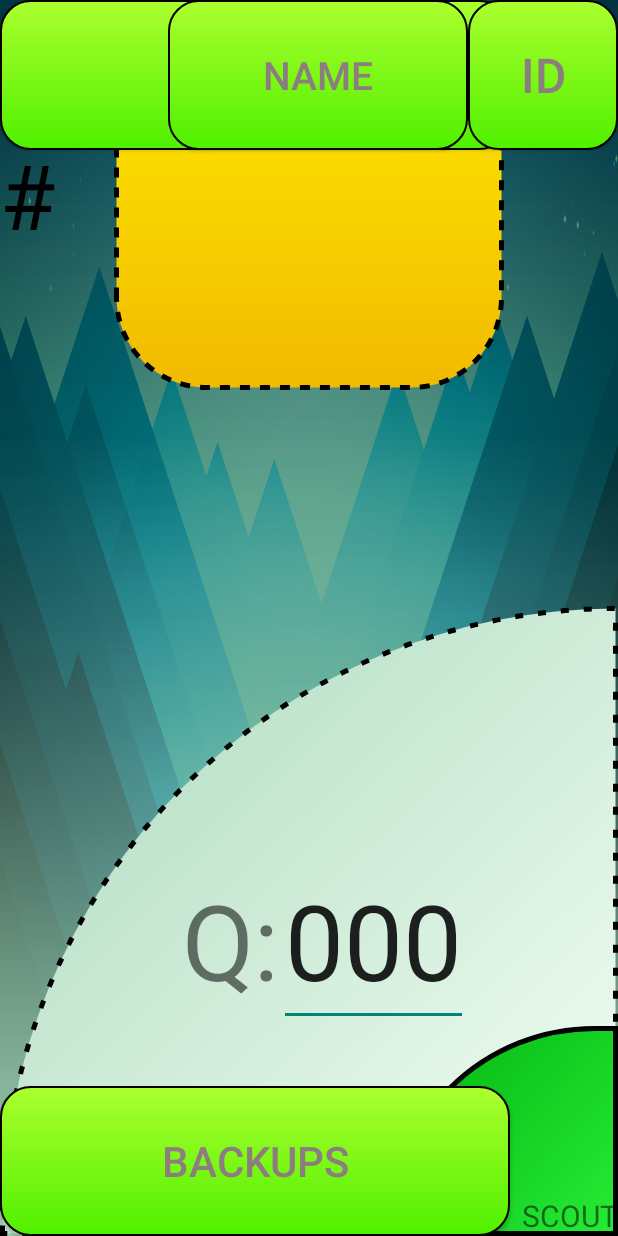
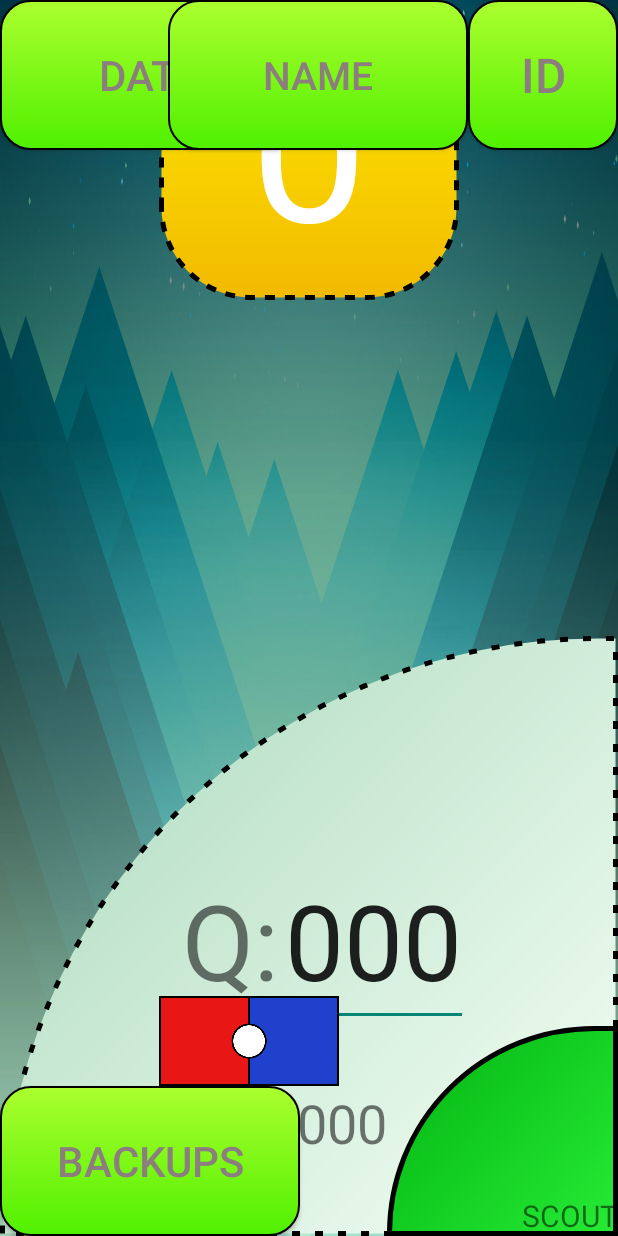
Before and after one commit to frc1678/scout-2019, an Android app: the layout activity_user.xml on its own in the app's theme, with its tools: preview values and no code run, on a phone screen of 412 x 824 dp. Run offline under Robolectric (Android 15) with nearby library versions, the phone set to English and light mode, and no system bars.

Commit message:
Orientation button to adjust map orientation pre-Match (#15)

```diff
--- a/app/src/main/java/citruscircuits/scout/A2A.java
+++ b/app/src/main/java/citruscircuits/scout/A2A.java
@@ -2,8 +2,6 @@ package citruscircuits.scout;
 
 import android.os.Bundle;
 import android.view.View;
-import android.view.animation.AnimationUtils;
-import android.widget.Button;
 
 import citruscircuits.scout._superActivities.DialogMaker;
 
@@ -12,7 +10,7 @@ public class A2A extends DialogMaker {
     @Override
     protected void onCreate(Bundle savedInstanceState) {
         super.onCreate(savedInstanceState);
-        setContentView(R.layout.activity_dataview);
+        setContentView(R.layout.activity_datacheck);
     }
 
     public void onClickEndScouting(View view) { open(A0A.class, null, false, false); }
--- a/app/src/main/res/layout/activity_dataview.xml
+++ b/app/src/main/res/layout/activity_datacheck.xml
@@ -98,7 +98,7 @@
                 android:layout_width="150dp"
                 android:layout_height="wrap_content"
                 android:id="@+id/left"
-                android:background="@drawable/ic_button_border"
+                android:background="@drawable/datacheck_starting_position_button_border"
                 android:text="LEFT"
                 android:textSize="30dp"
                 android:button="@null"
@@ -109,7 +109,7 @@
                 android:layout_width="150dp"
                 android:layout_height="wrap_content"
                 android:id="@+id/center"
-                android:background="@drawable/ic_button_border"
+                android:background="@drawable/datacheck_starting_position_button_border"
                 android:text="CENTER"
                 android:textSize="30dp"
                 android:button="@null"
@@ -120,7 +120,7 @@
                 android:layout_width="150dp"
                 android:layout_height="wrap_content"
                 android:id="@+id/right"
-                android:background="@drawable/ic_button_border"
+                android:background="@drawable/datacheck_starting_position_button_border"
                 android:text="RIGHT"
                 android:textSize="30dp"
                 android:button="@null"
--- a/app/src/main/res/layout/activity_user.xml
+++ b/app/src/main/res/layout/activity_user.xml
@@ -18,7 +18,7 @@
 
     <Button
         android:id="@+id/btn_accessData"
-        android:layout_width="340dp"
+        android:layout_width="200dp"
         android:layout_height="100dp"
         android:layout_alignParentStart="true"
         android:layout_alignParentTop="true"
@@ -29,7 +29,7 @@
 
     <Button
         android:id="@+id/btn_triggerBackupPopup"
-        android:layout_width="340dp"
+        android:layout_width="200dp"
         android:layout_height="100dp"
         android:layout_alignParentBottom="true"
         android:layout_alignParentStart="true"
@@ -62,17 +62,27 @@
 
     <ImageView
         android:id="@+id/imgv_cycleNumBackground"
-        android:layout_width="260dp"
-        android:layout_height="260dp"
+        android:layout_width="200dp"
+        android:layout_height="200dp"
         android:layout_alignParentTop="true"
         android:layout_centerHorizontal="true"
-        android:contentDescription="@string/imgv_cycleNumContentDescription"
-        android:background="@drawable/cycle_nocolor_dashed_background" />
+        android:background="@drawable/cycle_nocolor_dashed_background"
+        android:contentDescription="@string/imgv_cycleNumContentDescription" />
+
+    <TextView
+        android:id="@+id/tv_cycleNum"
+        android:layout_width="wrap_content"
+        android:layout_height="wrap_content"
+        android:layout_alignParentTop="true"
+        android:layout_centerHorizontal="true"
+        android:text="0"
+        android:textColor="#ffffff"
+        android:textSize="140sp" />
 
     <ImageView
         android:id="@+id/imgv_enterScoutFillBackground"
-        android:layout_width="460dp"
-        android:layout_height="420dp"
+        android:layout_width="420dp"
+        android:layout_height="400dp"
         android:layout_alignParentBottom="true"
         android:layout_alignParentEnd="true"
         android:contentDescription="Drag to Scout"
@@ -128,25 +138,6 @@
         android:textSize="70sp" />
 
     <TextView
-        android:id="@+id/tv_announceCycleNum"
-        android:layout_width="wrap_content"
-        android:layout_height="wrap_content"
-        android:layout_below="@id/btn_accessData"
-        android:layout_toLeftOf="@+id/imgv_enterScoutFillBackground"
-        android:text="Cycle "
-        android:textSize="50sp" />
-
-    <TextView
-        android:id="@+id/tv_cycleNum"
-        android:layout_width="wrap_content"
-        android:layout_height="wrap_content"
-        android:layout_alignBaseline="@+id/tv_announceCycleNum"
-        android:layout_toRightOf="@+id/tv_announceCycleNum"
-        android:text="#"
-        android:textColor="@color/black"
-        android:textSize="60sp" />
-
-    <TextView
         android:id="@+id/tv_hintToDragFill"
         android:layout_width="wrap_content"
         android:layout_height="wrap_content"
@@ -155,4 +146,13 @@
         android:text="SCOUT"
         android:textSize="20sp"/>
 
+    <ImageButton
+        android:id="@+id/imgbtn_map_orientation"
+        android:layout_width="120dp"
+        android:layout_height="60dp"
+        android:layout_above="@+id/btn_triggerBackupPopup"
+        android:layout_alignStart="@+id/imgv_cycleNumBackground"
+        android:background="@drawable/btn_map_orientation_rb"
+        android:onClick="onClickMapOrientation"/>
+
 </RelativeLayout>
```
Also changed, not shown: app/src/main/java/citruscircuits/scout/A0A.java (+31 -0 lines), app/src/main/res/drawable/datacheck_starting_position_button_border.xml (renamed from app/src/main/res/drawable/ic_button_border.xml, +5 -5 lines), app/src/main/res/layout/popup_backup.xml (+4 -4 lines), app/src/main/res/drawable/btn_map_orientation_br.png (added), app/src/main/res/drawable/btn_map_orientation_rb.png (added).
